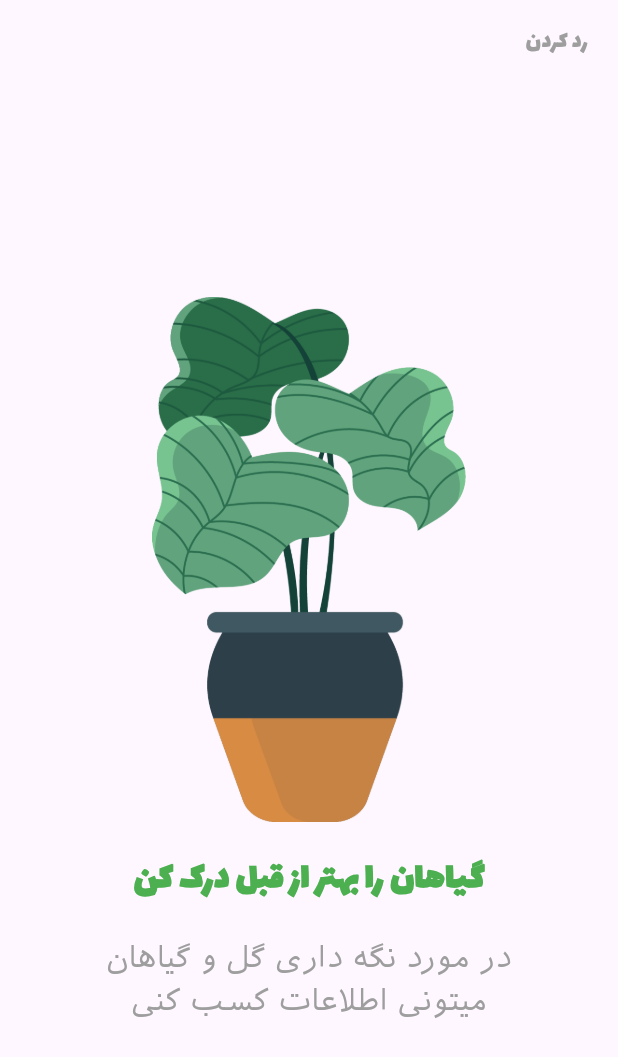
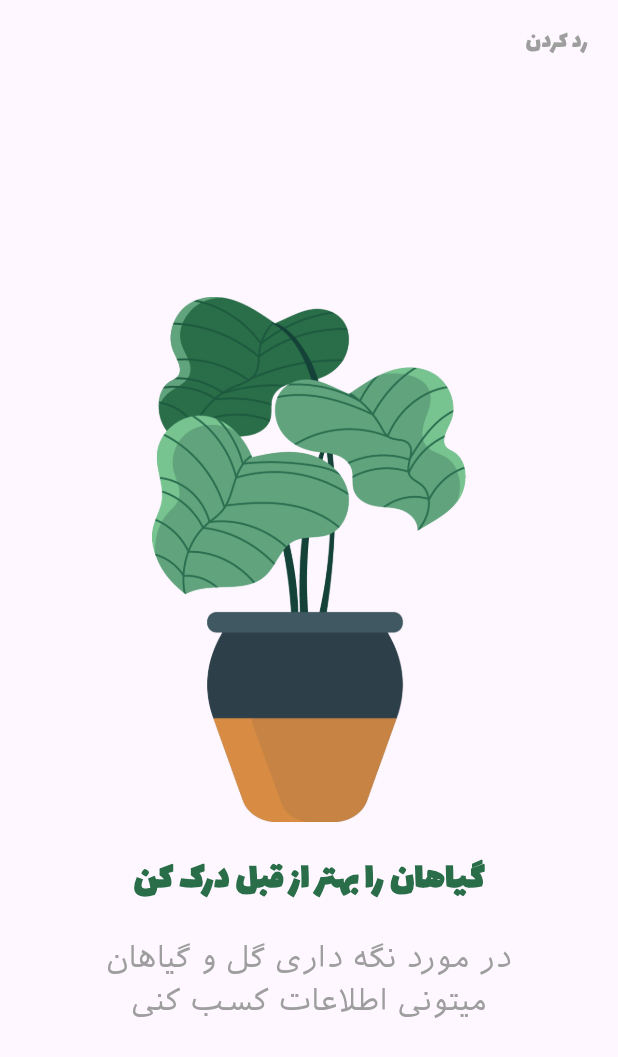
Before and after one commit to OracleMatrix/plant_app, a Flutter app: the screen it shows after launch, on a phone screen of 412 x 824 dp. Shown: the top 1057 px of the screen. Run offline on Flutter 3.47's test engine with Material 3 defaults, Android fonts, the phone set to English and light mode, and no system bars; project files that could hold a hidden picture were left out.

Commit message:
Constant values

```diff
--- a/lib/consts/constants.dart
+++ b/lib/consts/constants.dart
@@ -1,7 +1,7 @@
 import 'package:flutter/material.dart';
 
 class Constants {
-  static Color primaryColor = Colors.green;
+  static Color primaryColor = const Color(0xff296e48);
   static Color blackColor = Colors.black;
 
   static String titleOne = "گیاهان را بهتر از قبل درک کن";
```
